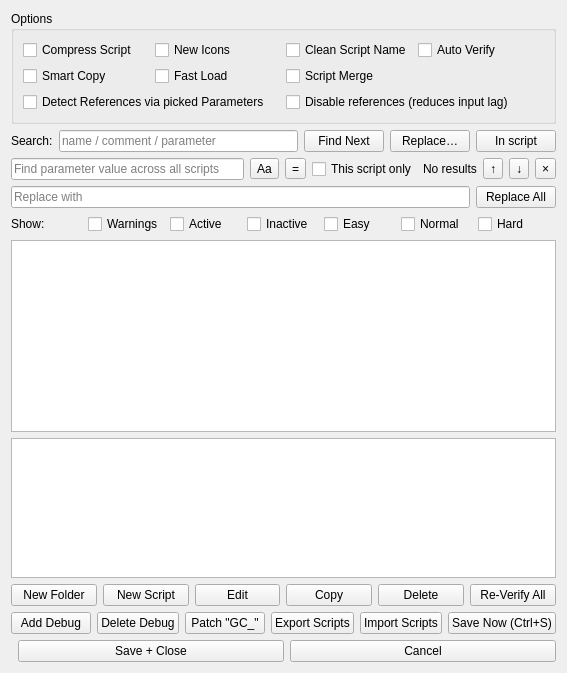
triatomic/worldbuilderQT, file GeneralsMD/Code/Tools/WorldBuilder/qt/WBQtScriptWindow.ui: the form before one commit.
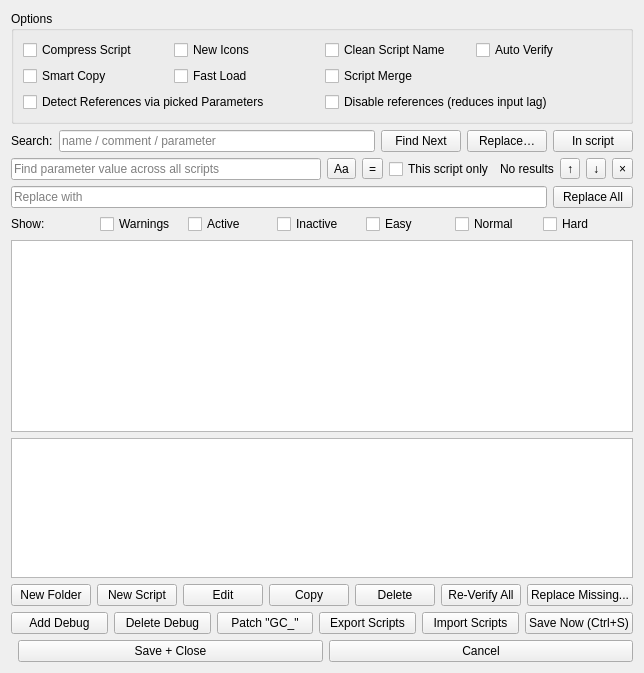
The form after the commit.

Commit message: Script editor: Replace Missing entries by name match

The edit to the form file:
```diff
--- a/GeneralsMD/Code/Tools/WorldBuilder/qt/WBQtScriptWindow.ui
+++ b/GeneralsMD/Code/Tools/WorldBuilder/qt/WBQtScriptWindow.ui
@@ -432,6 +432,16 @@
        </property>
       </widget>
      </item>
+     <item>
+      <widget class="QPushButton" name="replaceMissing">
+       <property name="text">
+        <string>Replace Missing...</string>
+       </property>
+       <property name="toolTip">
+        <string>Replace every missing object type in the scripts with its closest name match, then show a report you can correct.</string>
+       </property>
+      </widget>
+     </item>
     </layout>
    </item>
    <item>
```
The commit also changes 9 other files.
